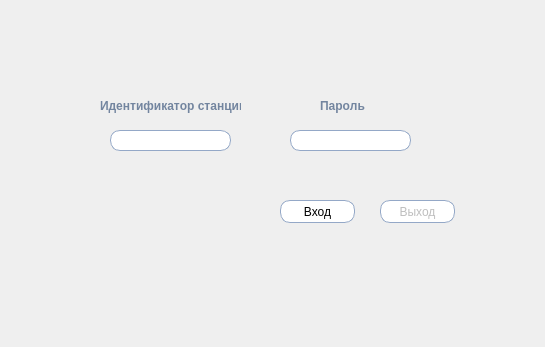
The window that App/dialog.ui (truynder/TestApp) describes before a commit, drawn with Qt 5.
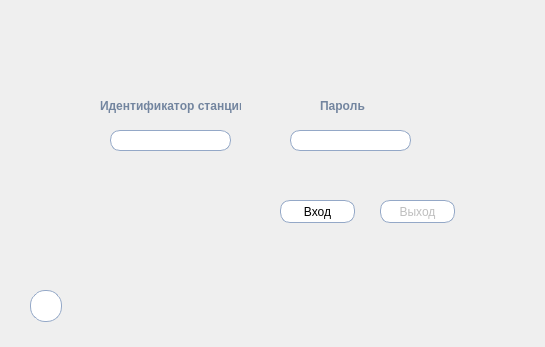
The same window after the commit. Icons and pictures are not drawn.

What changed in the file:
```diff
--- a/App/dialog.ui
+++ b/App/dialog.ui
@@ -168,6 +168,41 @@
     <string>Выход</string>
    </property>
   </widget>
+  <widget class="QPushButton" name="butSettings">
+   <property name="geometry">
+    <rect>
+     <x>30</x>
+     <y>290</y>
+     <width>32</width>
+     <height>32</height>
+    </rect>
+   </property>
+   <property name="styleSheet">
+    <string notr="true">QPushButton{
+ background-color: white;
+ border-style: solid;
+ border-width:1px;
+ border-radius:15px;
+ border-color:  rgb(148, 168, 199);
+ max-width:30px;
+ max-height:30px;
+ min-width:30px;
+ min-height:30px;
+border-image:url(:/new/img/img/settings.png);
+}
+
+QPushButton:hover{
+ background:rgb(219, 225, 233);
+}
+
+QPushButton:pressed{
+background: rgb(185, 192, 202);
+}</string>
+   </property>
+   <property name="text">
+    <string/>
+   </property>
+  </widget>
  </widget>
  <resources/>
  <connections/>
```
